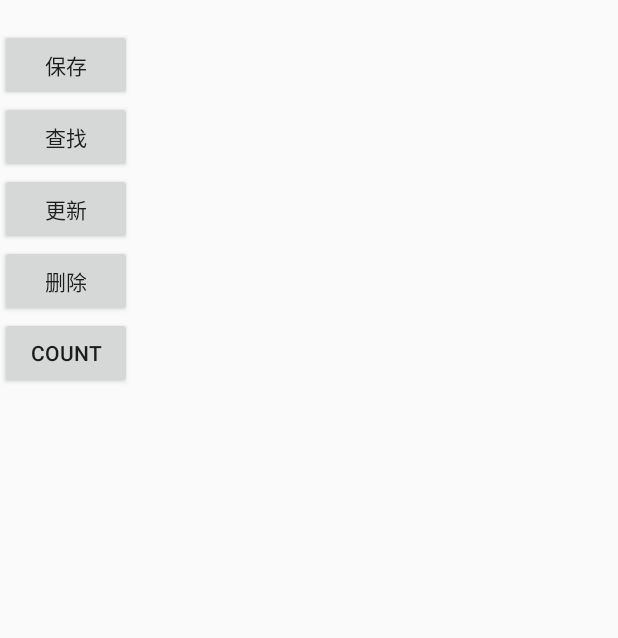
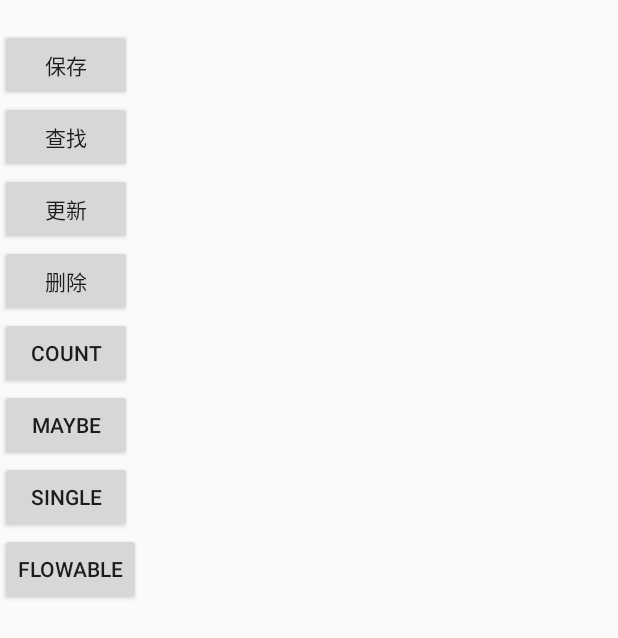
Before and after one commit to lixinxinlove/ImageProject, an Android app: the RoomActivity screen opened directly, with no data from a screen before it, on a phone screen of 412 x 824 dp. Shown: the top 638 px of the screen. Run offline under Robolectric (Android 15) with nearby library versions, the phone set to English and light mode, and no system bars; our stand-ins replace Room's generated code, RxJava; libraries missing offline, so code that uses them is left out: com.alibaba.android.

```diff
--- a/app/src/main/res/layout/activity_room.xml
+++ b/app/src/main/res/layout/activity_room.xml
@@ -39,6 +39,21 @@
         android:layout_height="wrap_content"
         android:onClick="count"
         android:text="count" />
+    <Button
+        android:layout_width="wrap_content"
+        android:layout_height="wrap_content"
+        android:onClick="findMaybe"
+        android:text="Maybe" />
+    <Button
+        android:layout_width="wrap_content"
+        android:layout_height="wrap_content"
+        android:onClick="findSingle"
+        android:text="Single" />
+    <Button
+        android:layout_width="wrap_content"
+        android:layout_height="wrap_content"
+        android:onClick="findFlowable"
+        android:text="Flowable" />
 
 
 </LinearLayout>
```
Also changed, not shown: app/build.gradle (+10 -2 lines), app/src/main/java/com/lixinxin/imageproject/activity/RoomActivity.java (+86 -0 lines), app/src/main/java/com/lixinxin/imageproject/db/dao/UserDao.java (+14 -0 lines), app/src/main/java/com/lixinxin/imageproject/db/dbUtils.java (added, +24 -0 lines).
